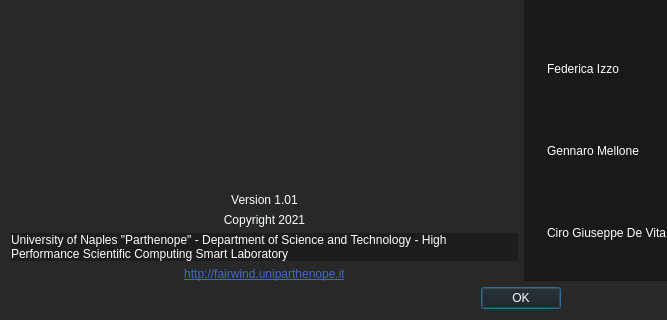
The window that ui/about/About.ui (OpenFairWind/FairWindSK) describes before a commit, drawn with Qt 5; both pictures show x 0 to 667 and y 275 to 595 of the 1042 by 595 pixel window.
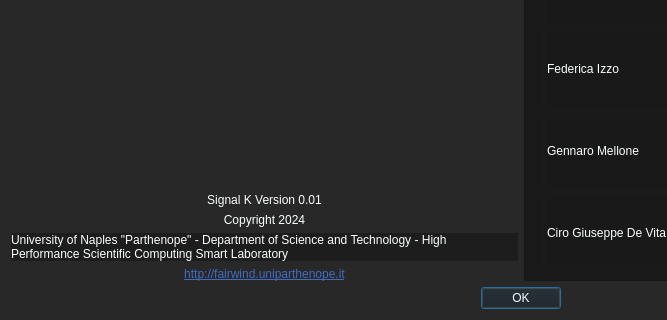
The same window after the commit. Icons and pictures are not drawn.

What changed in the file:
```diff
--- a/ui/about/About.ui
+++ b/ui/about/About.ui
@@ -67,7 +67,7 @@
             <string notr="true">background-color: rgba(255, 255, 255, 0);</string>
            </property>
            <property name="text">
-            <string>Version 1.01</string>
+            <string>Signal K Version 0.01</string>
            </property>
            <property name="alignment">
             <set>Qt::AlignCenter</set>
@@ -80,7 +80,7 @@
             <string notr="true">background-color: rgba(255, 255, 255, 0);</string>
            </property>
            <property name="text">
-            <string>Copyright 2021</string>
+            <string>Copyright 2024</string>
            </property>
            <property name="alignment">
             <set>Qt::AlignCenter</set>
```
